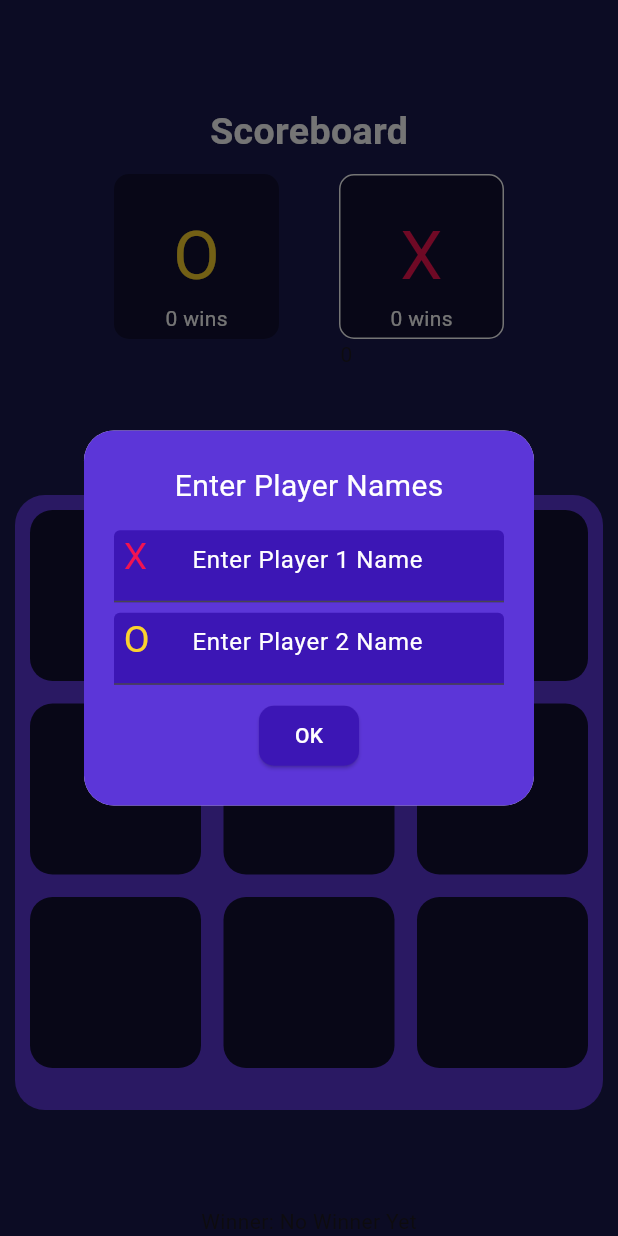
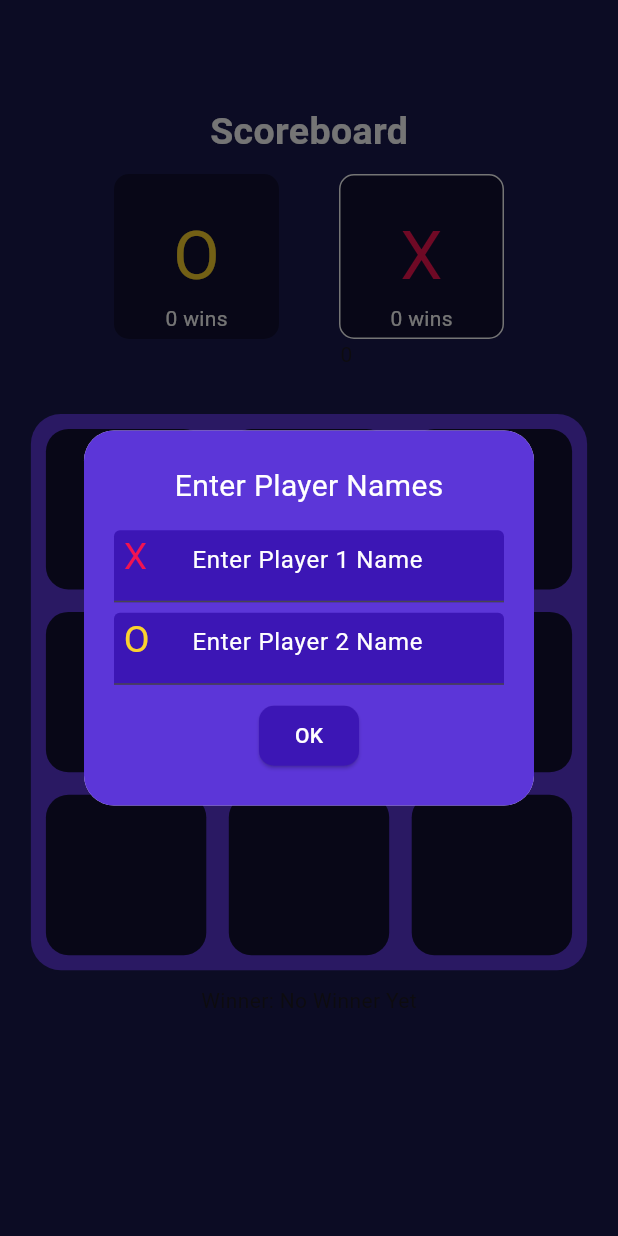
Before and after one commit to 3SyedShayan/Tic-Tac-Toe, a Flutter app: the screen it shows after launch, on a phone screen of 412 x 824 dp. Run offline on Flutter 3.47's test engine with Material 3 defaults, Android fonts, the phone set to English and light mode, and no system bars; our stand-ins replace flutter_riverpod, google_fonts.

Commit message:
Adjusted the grid

```diff
--- a/lib/screens/home.dart
+++ b/lib/screens/home.dart
@@ -35,24 +35,25 @@ class _HomeScreenState extends ConsumerState<HomeScreen> {
     return Scaffold(
       backgroundColor: Color.fromRGBO(26, 27, 79, 1),
       body: Column(
+        mainAxisSize: MainAxisSize.min,
         children: [
           SizedBox(height: 70),
           Scoreboard(),
           SizedBox(height: 20),
-          Expanded(
-            child: Center(
+          Center(
             child: Padding(
               padding: const EdgeInsets.all(10.0),
               child: Container(
-                  width: 450,
-                  height: 410,
+                width: MediaQuery.of(context).size.width * 0.9,
+                height: MediaQuery.of(context).size.width * 0.9,
+                // width: 450,
+                // height: 410,
                 decoration: BoxDecoration(
                   borderRadius: BorderRadius.circular(20),
                   color: Color.fromRGBO(92, 54, 216, 1),
                 ),
-                  padding: EdgeInsets.all(10),
+                // padding: EdgeInsets.only(left: 10, right: 10),
                 child: Grid(),
-                ),
               ),
             ),
           ),
--- a/lib/widgets/grid.dart
+++ b/lib/widgets/grid.dart
@@ -145,6 +145,9 @@ class _GridState extends ConsumerState<Grid> {
     });
 
     return GridView.builder(
+      padding: EdgeInsets.only(left: 10, right: 10, top: 10),
+      physics: NeverScrollableScrollPhysics(),
+      shrinkWrap: true,
       gridDelegate: SliverGridDelegateWithFixedCrossAxisCount(
         crossAxisCount: 3,
         crossAxisSpacing: 15,
@@ -157,7 +160,6 @@ class _GridState extends ConsumerState<Grid> {
               displayXO(index, context);
             },
             child: Container(
-
               decoration: BoxDecoration(
                 borderRadius: BorderRadius.circular(15),
 
@@ -182,5 +184,44 @@ class _GridState extends ConsumerState<Grid> {
             ),
           ),
     );
+
+    //  GridView.builder(
+    //   shrinkWrap: true,
+    //   gridDelegate: SliverGridDelegateWithFixedCrossAxisCount(
+    //     crossAxisCount: 3,
+    //     crossAxisSpacing: 15,
+    //     mainAxisSpacing: 15,
+    //   ),
+    //   itemCount: 9,
+    //   itemBuilder:
+    //       (context, index) => GestureDetector(
+    //         onTap: () {
+    //           displayXO(index, context);
+    //         },
+    //         child: Container(
+    //           decoration: BoxDecoration(
+    //             borderRadius: BorderRadius.circular(15),
+
+    //             color:
+    //                 winBoxes.contains(index)
+    //                     ? Color.fromRGBO(17, 16, 50, 1)
+    //                     : Color.fromRGBO(17, 16, 50, 1),
+    //           ),
+    //           padding: EdgeInsets.all(10),
+    //           child: Center(
+    //             child: Text(
+    //               grid[index],
+    //               style: GoogleFonts.cherryBombOne(
+    //                 fontSize: 70,
+    //                 color:
+    //                     grid[index] == 'X'
+    //                         ? Color.fromRGBO(241, 19, 81, 1)
+    //                         : Color.fromRGBO(251, 210, 46, 1),
+    //               ),
+    //             ),
+    //           ),
+    //         ),
+    //       ),
+    // );
   }
 }
```
Lines whose indentation alone changed are shown as unchanged.
